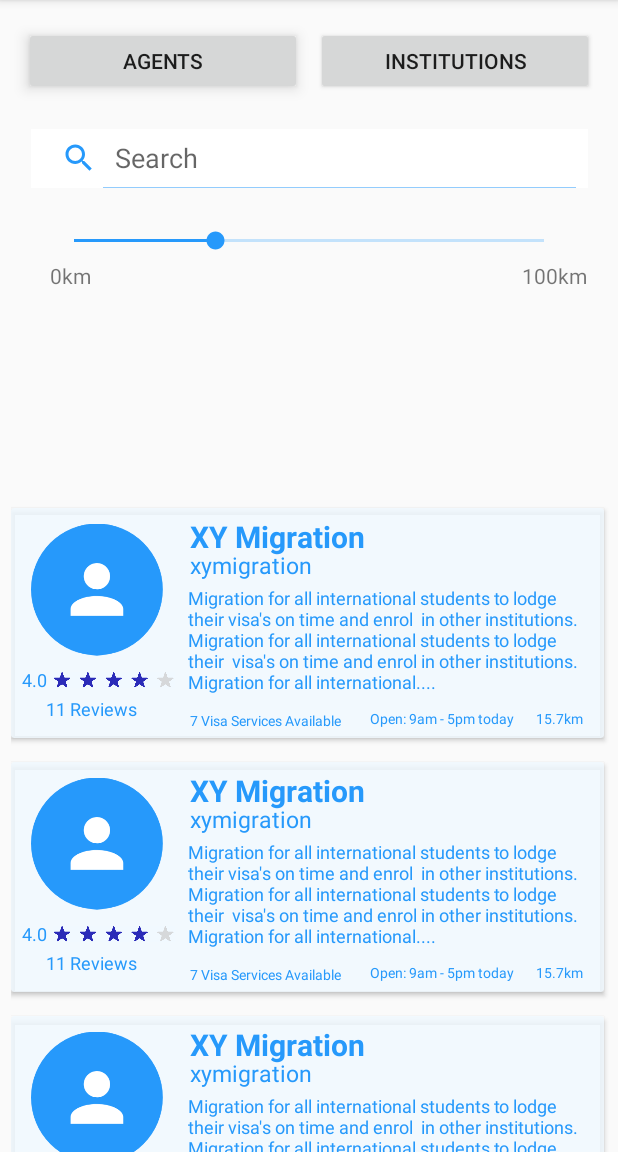
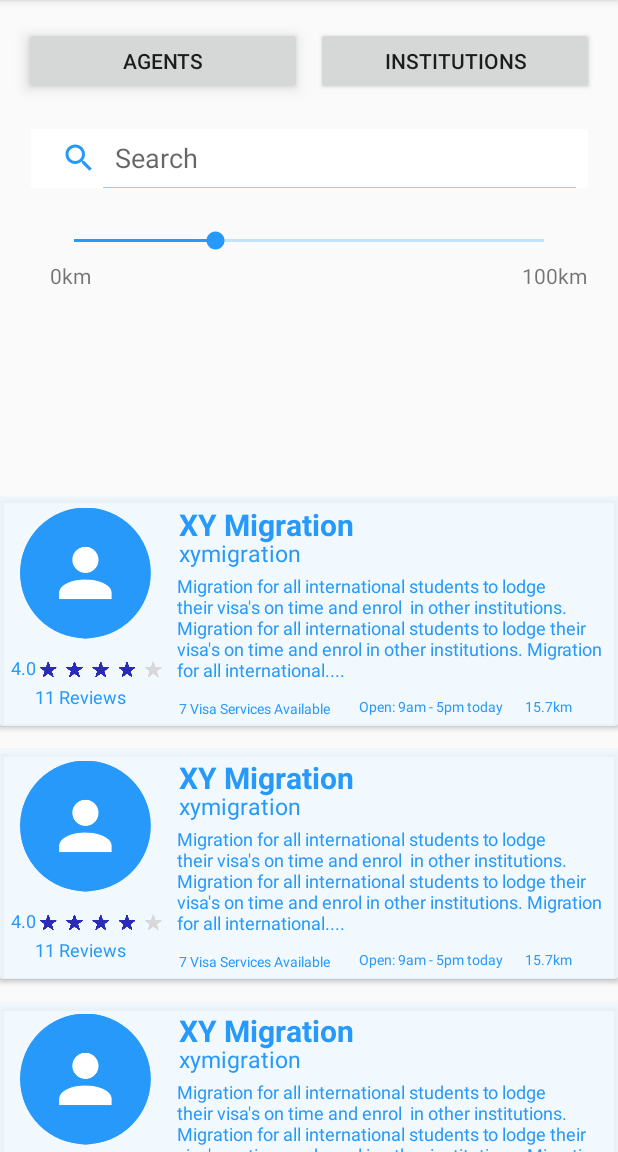
Before and after one commit to peerliss/EasyEducation, an Android app: the screen it shows after launch (MainActivity), on a phone screen of 412 x 824 dp, the part 84-1236 px from its top. Run offline under Robolectric (Android 15) with nearby library versions, the phone set to English and light mode, and no system bars.

Commit message:
Updated design of fragments

```diff
--- a/app/src/main/res/layout/content_main.xml
+++ b/app/src/main/res/layout/content_main.xml
@@ -116,11 +116,9 @@
         app:layout_constraintVertical_bias="0.226" />
 
     <ScrollView
-        android:layout_width="415dp"
+        android:layout_width="match_parent"
         android:layout_height="445dp"
-        android:layout_marginStart="8dp"
         android:layout_marginTop="8dp"
-        android:layout_marginEnd="8dp"
         android:isScrollContainer="false"
         app:layout_constraintBottom_toBottomOf="parent"
         app:layout_constraintEnd_toEndOf="parent"
@@ -131,11 +129,9 @@
         <LinearLayout
             android:id="@+id/agent_institution_fragment"
             android:name="au.com.easyeducation.easyeducation_3.Fragments.AgentFragment"
-            android:layout_width="415dp"
+            android:layout_width="match_parent"
             android:layout_height="wrap_content"
-            android:layout_marginStart="8dp"
             android:layout_marginTop="8dp"
-            android:layout_marginEnd="8dp"
             android:orientation="vertical"
             app:layout_constraintBottom_toBottomOf="parent"
             app:layout_constraintEnd_toEndOf="parent"
--- a/app/src/main/res/layout/fragment_agent.xml
+++ b/app/src/main/res/layout/fragment_agent.xml
@@ -3,15 +3,14 @@
     xmlns:app="http://schemas.android.com/apk/res-auto"
     xmlns:tools="http://schemas.android.com/tools"
     android:id="@+id/fragment_agent"
-    android:layout_width="395dp"
+    android:layout_width="match_parent"
     android:layout_height="153dp"
-    android:layout_marginTop="8dp"
-    android:layout_marginBottom="8dp"
+    android:layout_marginBottom="15dp"
+    android:onClick="onClick_profile_button"
     android:orientation="vertical"
     android:theme="@style/AppTheme"
     app:cardBackgroundColor="@color/card_background"
     tools:context=".Fragments.AgentFragment"
-    android:onClick="onClick_profile_button"
     tools:ignore="OnClick">
 
     <RelativeLayout
@@ -151,29 +150,29 @@
 
         <ImageView
             android:id="@+id/imageView2"
-            android:layout_width="wrap_content"
-            android:layout_height="99dp"
+            android:layout_width="87dp"
+            android:layout_height="92dp"
             android:layout_alignParentStart="true"
             android:layout_alignParentTop="true"
             android:layout_alignParentEnd="true"
             android:layout_alignParentBottom="true"
             android:layout_marginStart="13dp"
             android:layout_marginTop="5dp"
-            android:layout_marginEnd="294dp"
-            android:layout_marginBottom="50dp"
+            android:layout_marginEnd="311dp"
+            android:layout_marginBottom="56dp"
             android:src="@drawable/profile_image" />
 
         <ImageView
             android:id="@+id/imageView4"
-            android:layout_width="wrap_content"
-            android:layout_height="35dp"
+            android:layout_width="82dp"
+            android:layout_height="33dp"
             android:layout_alignParentStart="true"
             android:layout_alignParentTop="true"
             android:layout_alignParentEnd="true"
             android:layout_alignParentBottom="true"
-            android:layout_marginStart="28dp"
-            android:layout_marginTop="97dp"
-            android:layout_marginEnd="286dp"
+            android:layout_marginStart="26dp"
+            android:layout_marginTop="99dp"
+            android:layout_marginEnd="303dp"
             android:layout_marginBottom="21dp"
             android:src="@drawable/stars_4" />
 
```
Also changed, not shown: app/src/main/res/layout/fragment_institution.xml (+12 -13 lines), app/src/main/res/layout/fragment_recycler.xml (+11 -10 lines).
